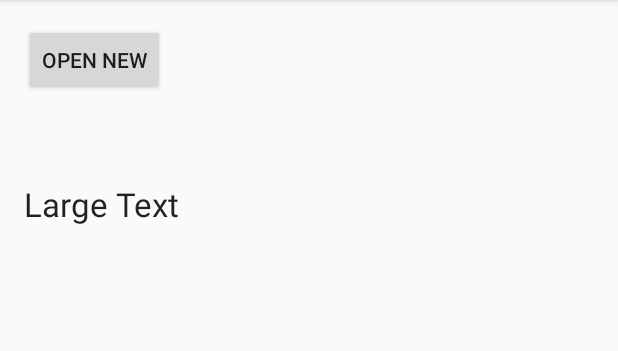
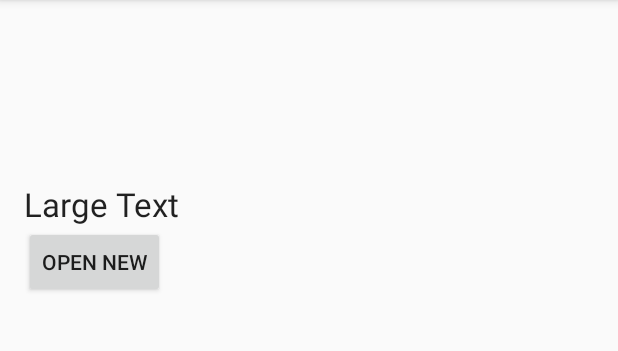
Before and after one commit to jfbdevs/myDogs, an Android app: the screen it shows after launch (MainActivity), on a phone screen of 412 x 824 dp, the part 84-435 px from its top. Run offline under Robolectric (Android 15) with nearby library versions, the phone set to English and light mode, and no system bars.

```diff
--- a/app/src/main/java/com/example/android/mydogs/SetName.java
+++ b/app/src/main/java/com/example/android/mydogs/SetName.java
@@ -32,7 +32,7 @@ public class SetName extends AppCompatActivity {
        // SharedPreferences sharedPref = getActivity().getPreferences(Context.MODE_PRIVATE);
         SharedPreferences.Editor editor = prefs.edit();
         editor.putString("name", myDog.getName());
-        editor.commit();
+        editor.apply();
 
 
         //int defaultValue = getResources().getInteger(R.string.saved_high_score_default);
--- a/app/src/main/res/layout/activity_main.xml
+++ b/app/src/main/res/layout/activity_main.xml
@@ -15,7 +15,7 @@
         android:text="Open new"
         android:id="@+id/openNew"
         android:onClick="openNew"
-        android:layout_below="@+id/sendName"
+        android:layout_below="@+id/dogNameSaved"
         android:layout_alignParentLeft="true"
         android:layout_alignParentStart="true"
         android:visibility="invisible"
@@ -26,9 +26,6 @@
         android:textAppearance="?android:attr/textAppearanceLarge"
         android:text="Large Text"
         android:id="@+id/dogNameSaved"
-        android:layout_below="@+id/sendName"
-        android:layout_alignRight="@+id/age"
-        android:layout_alignEnd="@+id/age"
         android:layout_marginTop="105dp" />
 
 
```
